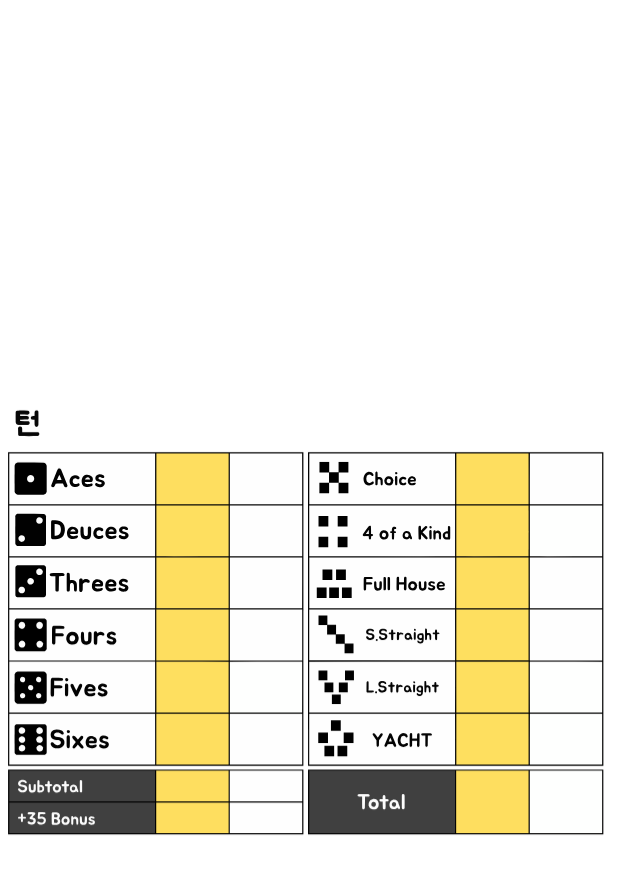
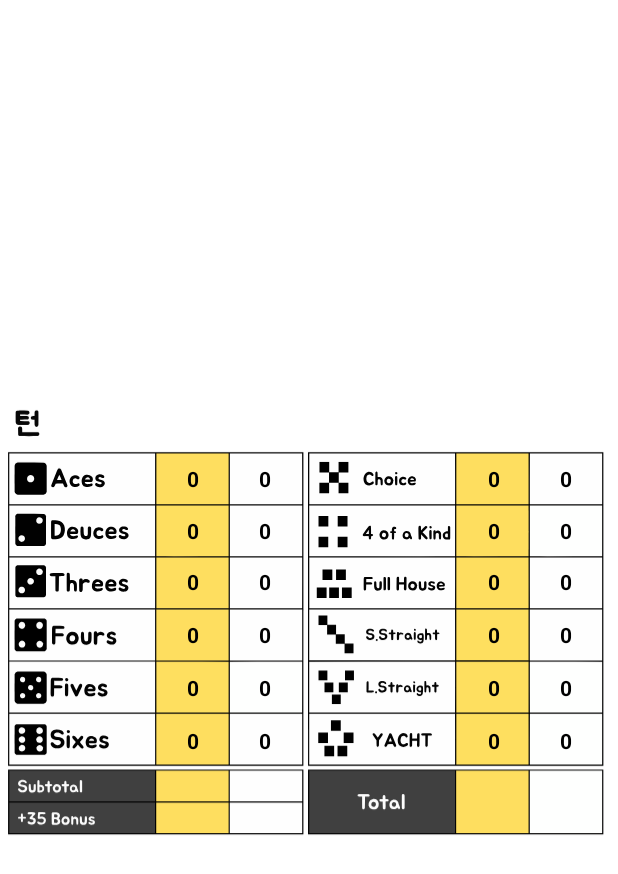
Before and after one commit to ranseo/YacthGame, an Android app: the GamePlayFragment screen opened directly, with no data from a screen before it, on a phone screen of 412 x 824 dp. Shown: the top 874 px of the screen. Run offline under Robolectric (Android 15) with nearby library versions, the phone set to English and light mode, and no system bars; our stand-ins replace Dagger/Hilt's generated code, Firebase (no records; nobody signed in at launch, a user with empty details on screens opened directly), Room's generated code, data binding; 6 statements that could not run were skipped.

Commit message:
customLayout을 만들어야하는지에 대한 고찰

```diff
--- a/app/src/main/java/com/ranseo/yatchgame/data/model/Board.kt
+++ b/app/src/main/java/com/ranseo/yatchgame/data/model/Board.kt
@@ -17,7 +17,7 @@ data class Board(
     @field:Json(name="fives")
     var fives:Int=0,
     @field:Json(name="sixs")
-    var sixs:Int=0,
+    var sixes:Int=0,
     @field:Json(name="sum")
     var sum:Int=0,
     @field:Json(name="bonus")
@@ -44,7 +44,7 @@ data class Board(
         hashMap["threes"] as Int,
         hashMap["fours"] as Int,
         hashMap["fives"] as Int,
-        hashMap["sixs"] as Int,
+        hashMap["sixes"] as Int,
         hashMap["sum"] as Int,
         hashMap["bonus"] as Int,
         hashMap["choice"] as Int,
@@ -55,4 +55,6 @@ data class Board(
         hashMap["yacht"] as Int,
         hashMap["total"] as Int
     )
+
+
 }
--- a/app/src/main/java/com/ranseo/yatchgame/data/source/GameInfoFirebaseDataSource.kt
+++ b/app/src/main/java/com/ranseo/yatchgame/data/source/GameInfoFirebaseDataSource.kt
@@ -39,7 +39,7 @@ class GameInfoFirebaseDataSource @Inject constructor(private val firebaseDatabas
                 val first = Player(firstHashMap)
                 val second = Player(secondHashMap)
 
-                val boardsList = boardsHashMap["board"] as List<*>
+                val boardsList = boardsHashMap["boards"] as List<*>
                 val firstBoard = Board((boardsList[0] as HashMap<*,*>))
                 val secondBoard = Board(boardsList[1] as HashMap<*,*>)
 
--- a/app/src/main/java/com/ranseo/yatchgame/ui/game/GamePlayViewModel.kt
+++ b/app/src/main/java/com/ranseo/yatchgame/ui/game/GamePlayViewModel.kt
@@ -1,9 +1,6 @@
 package com.ranseo.yatchgame.ui.game
 
-import androidx.lifecycle.LiveData
-import androidx.lifecycle.MutableLiveData
-import androidx.lifecycle.ViewModel
-import androidx.lifecycle.viewModelScope
+import androidx.lifecycle.*
 import com.ranseo.yatchgame.data.model.GameInfo
 import com.ranseo.yatchgame.data.repo.GamePlayRepositery
 import dagger.hilt.android.lifecycle.HiltViewModel
@@ -19,6 +16,20 @@ class GamePlayViewModel @Inject constructor(private val gamePlayRepositery: Game
     private val _gameInfo = MutableLiveData<GameInfo>()
     val gameInfo : LiveData<GameInfo>
         get() = _gameInfo
+
+    val firstPlayer = Transformations.map(gameInfo) {
+        it.first
+    }
+    val secondPlayer = Transformations.map(gameInfo) {
+        it.second
+    }
+    val firstBoard = Transformations.map(gameInfo) {
+        it.boards[0]
+    }
+    val secondBoard = Transformations.map(gameInfo) {
+        it.boards[1]
+    }
+
 
     init {
         refreshGameId()
--- a/app/src/main/res/layout/fragment_game_play.xml
+++ b/app/src/main/res/layout/fragment_game_play.xml
@@ -1,33 +1,68 @@
 <?xml version="1.0" encoding="utf-8"?>
 <layout xmlns:android="http://schemas.android.com/apk/res/android"
-    xmlns:tools="http://schemas.android.com/tools"
-    xmlns:app="http://schemas.android.com/apk/res-auto">
+    xmlns:app="http://schemas.android.com/apk/res-auto"
+    xmlns:bind="http://schemas.android.com/apk/res-auto"
+    xmlns:tools="http://schemas.android.com/tools">
 
     <data>
+
         <variable
             name="viewModel"
             type="com.ranseo.yatchgame.ui.game.GamePlayViewModel" />
 
     </data>
 
+    <androidx.constraintlayout.widget.ConstraintLayout
+        android:layout_width="match_parent"
+        android:layout_height="match_parent">
+
+        <include
+            layout="@layout/layout_player_profile"
+            app:layout_constraintStart_toStartOf="parent"
+            app:layout_constraintTop_toTopOf="parent"
+            app:layout_constraintEnd_toEndOf="parent"
+            bind:player="@{viewModel.firstPlayer}"
+            />
+
+        <include
+            layout="@layout/layout_player_profile_reverse"
+            app:layout_constraintStart_toStartOf="parent"
+            app:layout_constraintTop_toTopOf="parent"
+            app:layout_constraintEnd_toEndOf="parent"
+            bind:player="@{viewModel.secondPlayer}"/>
+
+        <TextView
+            android:id="@+id/tv_turn"
+            android:textSize="24sp"
+            android:layout_width="wrap_content"
+            android:layout_height="wrap_content"
+            app:layout_constraintStart_toStartOf="parent"
+            app:layout_constraintTop_toTopOf="parent"
+            android:layout_marginTop="218dp"
+            android:layout_marginStart="35dp"
+            tools:text="1/12" />
+
         <FrameLayout
             android:layout_width="match_parent"
             android:layout_height="match_parent"
+            app:layout_constraintStart_toStartOf="parent"
+            app:layout_constraintEnd_toEndOf="parent"
+            app:layout_constraintBottom_toTopOf="parent"
+            app:layout_constraintBottom_toBottomOf="parent"
             tools:context=".ui.game.GamePlayFragment">
 
             <ImageView
-            android:src="@drawable/ic_yacht_board"
                 android:layout_width="wrap_content"
                 android:layout_height="500dp"
                 android:layout_gravity="center"
                 android:layout_marginEnd="6dp"
-            />
+                android:src="@drawable/ic_yacht_board" />
 
             <androidx.constraintlayout.widget.ConstraintLayout
                 android:layout_width="95dp"
                 android:layout_height="208dp"
                 android:layout_gravity="left|center"
-            android:layout_marginStart="105dp"
+                android:layout_marginStart="104dp"
                 android:layout_marginBottom="6dp">
 
                 <androidx.constraintlayout.widget.Guideline
@@ -35,65 +70,65 @@
                     android:layout_width="match_parent"
                     android:layout_height="match_parent"
                     android:orientation="vertical"
-                app:layout_constraintGuide_percent="0.5"
-                />
-            <LinearLayout
+                    app:layout_constraintGuide_percent="0.5" />
+
+                <include
+                    layout="@layout/layout_number_up_board"
                     android:layout_width="0dp"
                     android:layout_height="0dp"
+                    app:layout_constraintBottom_toBottomOf="parent"
+                    app:layout_constraintEnd_toStartOf="@+id/left_guideline"
                     app:layout_constraintStart_toStartOf="parent"
-                app:layout_constraintEnd_toStartOf="@id/left_guideline"
                     app:layout_constraintTop_toTopOf="parent"
-                app:layout_constraintBottom_toBottomOf="parent"
-                >
+                    bind:board="@{viewModel.firstBoard}" />
 
-            </LinearLayout>
-
-            <LinearLayout
+                <include
+                    layout="@layout/layout_number_up_board"
                     android:layout_width="0dp"
                     android:layout_height="0dp"
-                app:layout_constraintStart_toEndOf="@id/left_guideline"
+                    app:layout_constraintBottom_toBottomOf="parent"
                     app:layout_constraintEnd_toEndOf="parent"
+                    app:layout_constraintStart_toEndOf="@+id/left_guideline"
                     app:layout_constraintTop_toTopOf="parent"
-                app:layout_constraintBottom_toBottomOf="parent"
-                >
-            </LinearLayout>
+                    bind:board="@{viewModel.secondBoard}" />
+
             </androidx.constraintlayout.widget.ConstraintLayout>
 
             <androidx.constraintlayout.widget.ConstraintLayout
                 android:layout_width="95dp"
                 android:layout_height="208dp"
-            android:layout_gravity="left|center"
-            android:layout_marginStart="105dp"
+                android:layout_gravity="right|center"
+                android:layout_marginEnd="12dp"
                 android:layout_marginBottom="6dp">
 
                 <androidx.constraintlayout.widget.Guideline
-                android:id="@+id/guideline"
+                    android:id="@+id/right_guideline"
                     android:layout_width="match_parent"
                     android:layout_height="match_parent"
                     android:orientation="vertical"
-                app:layout_constraintGuide_percent="0.5"
-                />
-            <LinearLayout
+                    app:layout_constraintGuide_percent="0.5" />
+
+                <include
+                    layout="@layout/layout_ranks_up_board"
                     android:layout_width="0dp"
                     android:layout_height="0dp"
+                    app:layout_constraintBottom_toBottomOf="parent"
+                    app:layout_constraintEnd_toStartOf="@id/right_guideline"
                     app:layout_constraintStart_toStartOf="parent"
-                app:layout_constraintEnd_toStartOf="@id/guideline"
                     app:layout_constraintTop_toTopOf="parent"
-                app:layout_constraintBottom_toBottomOf="parent"
-                >
+                    bind:board="@{viewModel.firstBoard}" />
 
-            </LinearLayout>
-
-            <LinearLayout
+                <include
+                    layout="@layout/layout_ranks_up_board"
                     android:layout_width="0dp"
                     android:layout_height="0dp"
-                app:layout_constraintStart_toEndOf="@id/guideline"
+                    app:layout_constraintBottom_toBottomOf="parent"
                     app:layout_constraintEnd_toEndOf="parent"
+                    app:layout_constraintStart_toEndOf="@+id/right_guideline"
                     app:layout_constraintTop_toTopOf="parent"
-                app:layout_constraintBottom_toBottomOf="parent"
-                >
-            </LinearLayout>
+                    bind:board="@{viewModel.secondBoard}" />
             </androidx.constraintlayout.widget.ConstraintLayout>
 
         </FrameLayout>
+    </androidx.constraintlayout.widget.ConstraintLayout>
 </layout>
--- /dev/null
+++ b/app/src/main/res/layout/layout_number_up_board.xml
@@ -0,0 +1,74 @@
+<?xml version="1.0" encoding="utf-8"?>
+
+<layout xmlns:app="http://schemas.android.com/apk/res-auto"
+    xmlns:tools="http://schemas.android.com/tools"
+    xmlns:android="http://schemas.android.com/apk/res/android">
+
+    <data>
+        <variable
+            name="board"
+            type="com.ranseo.yatchgame.data.model.Board" />
+
+    </data>
+
+    <LinearLayout
+        android:layout_width="wrap_content"
+        android:layout_height="wrap_content"
+        android:orientation="vertical">
+
+        <TextView
+            android:text="@{Integer.toString(board.ones)}"
+            tools:text="1"
+            android:textAlignment="center"
+            android:gravity="center"
+            android:layout_width="49dp"
+            android:layout_height="34dp" />
+
+        <TextView
+            android:text="@{Integer.toString(board.twos)}"
+            tools:text="2"
+            android:textAlignment="center"
+            android:gravity="center"
+            android:layout_width="49dp"
+            android:layout_height="32dp"
+            android:layout_marginTop="2dp" />
+
+        <TextView
+            android:text="@{Integer.toString(board.threes)}"
+            tools:text="3"
+            android:textAlignment="center"
+            android:gravity="center"
+            android:layout_width="49dp"
+            android:layout_height="32dp"
+            android:layout_marginTop="2dp" />
+
+        <TextView
+            android:text="@{Integer.toString(board.fours)}"
+            tools:text="4"
+            android:textAlignment="center"
+            android:gravity="center"
+            android:layout_width="49dp"
+            android:layout_height="32dp"
+            android:layout_marginTop="3dp" />
+
+        <TextView
+            android:text="@{Integer.toString(board.fives)}"
+            tools:text="5"
+            android:textAlignment="center"
+            android:gravity="center"
+            android:layout_width="49dp"
+            android:layout_height="32dp"
+            android:layout_marginTop="3dp" />
+
+        <TextView
+            android:text="@{Integer.toString(board.sixes)}"
+            tools:text="6"
+            android:textAlignment="center"
+            android:gravity="center"
+            android:layout_width="49dp"
+            android:layout_height="32dp"
+            android:layout_marginTop="3dp" />
+
+
+    </LinearLayout>
+</layout>
--- /dev/null
+++ b/app/src/main/res/layout/layout_player_profile.xml
@@ -0,0 +1,29 @@
+<?xml version="1.0" encoding="utf-8"?>
+<layout xmlns:android="http://schemas.android.com/apk/res/android"
+    xmlns:tools="http://schemas.android.com/tools"
+    xmlns:app="http://schemas.android.com/apk/res-auto">
+
+    <data>
+        <variable
+            name="player"
+            type="com.ranseo.yatchgame.data.model.Player" />
+
+    </data>
+
+    <androidx.constraintlayout.widget.ConstraintLayout
+        android:layout_width="match_parent"
+        android:layout_height="50dp"
+        android:padding="9dp">
+
+        <TextView
+            tools:text="란서"
+            android:text="@{player.name}"
+            android:id="@+id/tv_player_name"
+            android:layout_width="wrap_content"
+            android:layout_height="wrap_content"
+            app:layout_constraintStart_toStartOf="parent"
+            app:layout_constraintBottom_toBottomOf="parent"
+            app:layout_constraintTop_toTopOf="parent" />
+
+    </androidx.constraintlayout.widget.ConstraintLayout>
+</layout>
--- /dev/null
+++ b/app/src/main/res/layout/layout_player_profile_reverse.xml
@@ -0,0 +1,28 @@
+<?xml version="1.0" encoding="utf-8"?>
+<layout xmlns:android="http://schemas.android.com/apk/res/android"
+    xmlns:tools="http://schemas.android.com/tools"
+    xmlns:app="http://schemas.android.com/apk/res-auto">
+
+    <data>
+        <variable
+            name="player"
+            type="com.ranseo.yatchgame.data.model.Player" />
+    </data>
+
+    <androidx.constraintlayout.widget.ConstraintLayout
+        android:layout_width="match_parent"
+        android:layout_height="50dp"
+        android:padding="9dp">
+
+        <TextView
+            android:text="@{player.name}"
+            tools:text="란서"
+            android:id="@+id/tv_player_name"
+            android:layout_width="wrap_content"
+            android:layout_height="wrap_content"
+            app:layout_constraintEnd_toEndOf="parent"
+            app:layout_constraintBottom_toBottomOf="parent"
+            app:layout_constraintTop_toTopOf="parent" />
+
+    </androidx.constraintlayout.widget.ConstraintLayout>
+</layout>
--- /dev/null
+++ b/app/src/main/res/layout/layout_ranks_up_board.xml
@@ -0,0 +1,73 @@
+<?xml version="1.0" encoding="utf-8"?>
+<layout xmlns:android="http://schemas.android.com/apk/res/android"
+    xmlns:tools="http://schemas.android.com/tools"
+    xmlns:app="http://schemas.android.com/apk/res-auto">
+
+    <data>
+        <variable
+            name="board"
+            type="com.ranseo.yatchgame.data.model.Board" />
+
+
+    </data>
+
+    <LinearLayout
+        android:layout_width="wrap_content"
+        android:layout_height="wrap_content"
+        android:orientation="vertical">
+
+        <TextView
+            android:text="@{Integer.toString(board.choice)}"
+            tools:text="1"
+            android:textAlignment="center"
+            android:gravity="center"
+            android:layout_width="49dp"
+            android:layout_height="34dp" />
+
+        <TextView
+            android:text="@{Integer.toString(board.fourCard)}"
+            tools:text="2"
+            android:textAlignment="center"
+            android:gravity="center"
+            android:layout_width="49dp"
+            android:layout_height="32dp"
+            android:layout_marginTop="2dp" />
+
+        <TextView
+            android:text="@{Integer.toString(board.fullHouse)}"
+            tools:text="3"
+            android:textAlignment="center"
+            android:gravity="center"
+            android:layout_width="49dp"
+            android:layout_height="32dp"
+            android:layout_marginTop="2dp" />
+
+        <TextView
+            android:text="@{Integer.toString(board.smallStraight)}"
+            tools:text="4"
+            android:textAlignment="center"
+            android:gravity="center"
+            android:layout_width="49dp"
+            android:layout_height="32dp"
+            android:layout_marginTop="3dp" />
+
+        <TextView
+            android:text="@{Integer.toString(board.largeStraight)}"
+            tools:text="5"
+            android:textAlignment="center"
+            android:gravity="center"
+            android:layout_width="49dp"
+            android:layout_height="32dp"
+            android:layout_marginTop="3dp" />
+
+        <TextView
+            android:text="@{Integer.toString(board.yacht)}"
+            tools:text="6"
+            android:textAlignment="center"
+            android:gravity="center"
+            android:layout_width="49dp"
+            android:layout_height="32dp"
+            android:layout_marginTop="3dp" />
+
+    </LinearLayout>
+</layout>
```
Also changed, not shown: 1 other file. Lines whose indentation alone changed are shown as unchanged.
